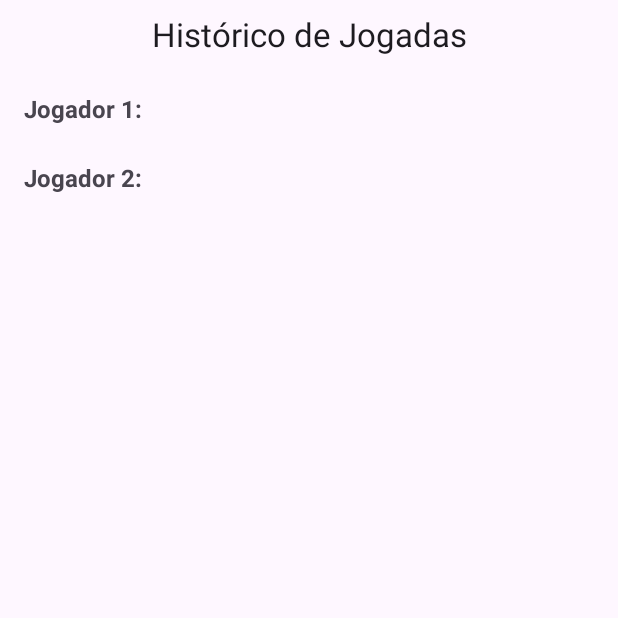
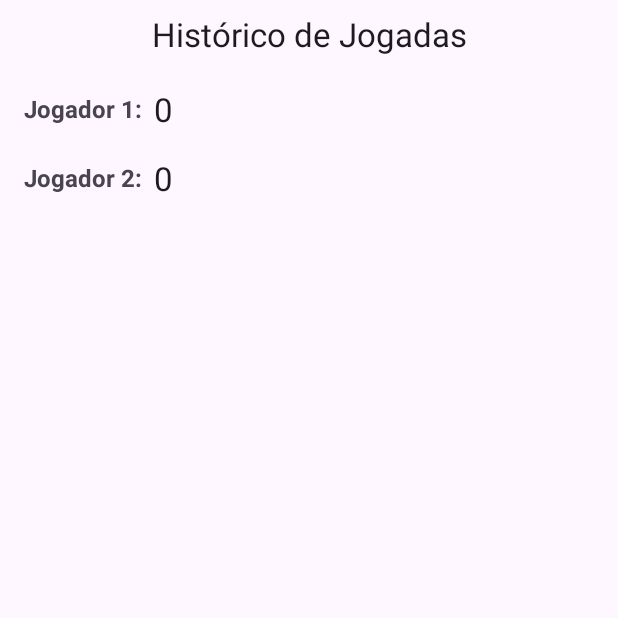
Before and after one commit to mateusOliveiraBrito/projetos_pos_graduacao, an Android app: the HistoricoDeJogadasActivity screen opened directly, with no data from a screen before it, on a phone screen of 412 x 824 dp, the top half of it. Run offline under Robolectric (Android 15) with nearby library versions, the phone set to English and light mode, and no system bars.

Commit message:
feat: implementa funcionamento da tela de histórico de jogadas

```diff
--- a/TrucoCounter/app/src/main/java/com/br/mateus/posmoveis/trucocounter/HistoricoDeJogadasActivity.kt
+++ b/TrucoCounter/app/src/main/java/com/br/mateus/posmoveis/trucocounter/HistoricoDeJogadasActivity.kt
@@ -1,12 +1,17 @@
 package com.br.mateus.posmoveis.trucocounter
 
 import android.os.Bundle
+import android.widget.TextView
 import androidx.activity.enableEdgeToEdge
 import androidx.appcompat.app.AppCompatActivity
 import androidx.core.view.ViewCompat
 import androidx.core.view.WindowInsetsCompat
 
 class HistoricoDeJogadasActivity : AppCompatActivity() {
+    private lateinit var tvLabelJogador1Historico: TextView
+    private lateinit var tvLabelJogador2Historico: TextView
+    private lateinit var tvVitoriasJogador1: TextView
+    private lateinit var tvVitoriasJogador2: TextView
     override fun onCreate(savedInstanceState: Bundle?) {
         super.onCreate(savedInstanceState)
         enableEdgeToEdge()
@@ -16,5 +21,33 @@ class HistoricoDeJogadasActivity : AppCompatActivity() {
             v.setPadding(systemBars.left, systemBars.top, systemBars.right, systemBars.bottom)
             insets
         }
+
+        this.tvLabelJogador1Historico = findViewById(R.id.tv_label_jogador_1_historico)
+        this.tvLabelJogador2Historico = findViewById(R.id.tv_label_jogador_2_historico)
+        this.tvVitoriasJogador1 = findViewById(R.id.tv_vitorias_jogador_1)
+        this.tvVitoriasJogador2 = findViewById(R.id.tv_vitorias_jogador_2)
+
+        carregarNomesJogadores()
+        carregarVitoriasJogadores()
+    }
+
+    fun carregarNomesJogadores() {
+        var nomeJogador1: String? = intent.getStringExtra("nomeJogador1")
+        if (nomeJogador1 != null) {
+            this.tvLabelJogador1Historico.text = "${nomeJogador1}:"
+        }
+
+        var nomeJogador2: String? = intent.getStringExtra("nomeJogador2")
+        if (nomeJogador2 != null) {
+            this.tvLabelJogador2Historico.text = "${nomeJogador2}:"
+        }
+    }
+
+    fun carregarVitoriasJogadores() {
+        var vitoriasJogador1: Int = intent.getIntExtra("vitoriasJogador1", 0)
+        this.tvVitoriasJogador1.text = vitoriasJogador1.toString()
+
+        var vitoriasJogador2: Int = intent.getIntExtra("vitoriasJogador2", 0)
+        this.tvVitoriasJogador2.text = vitoriasJogador2.toString()
     }
 }
```
